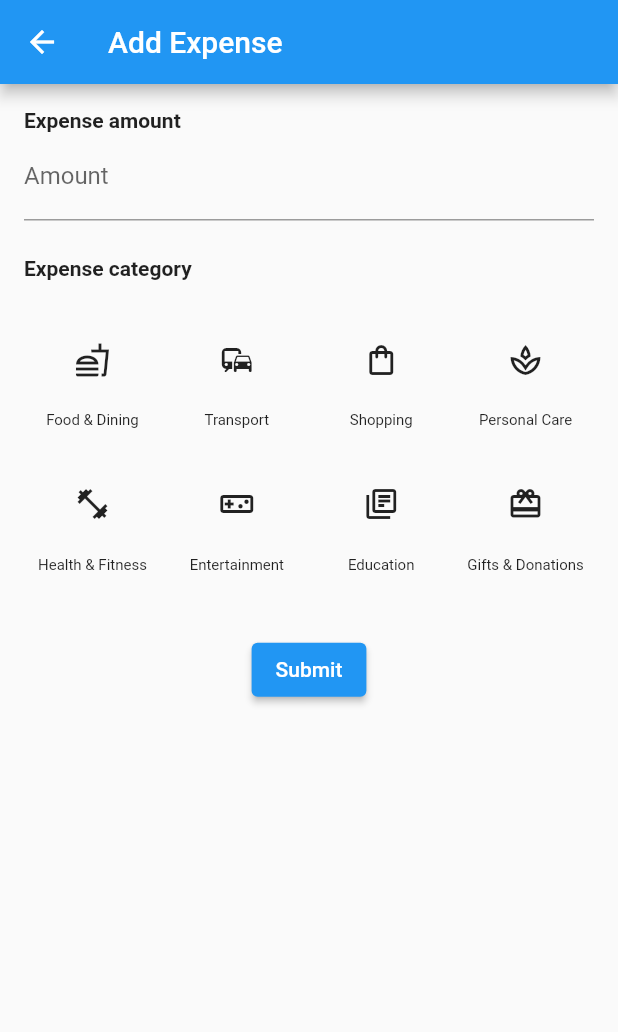
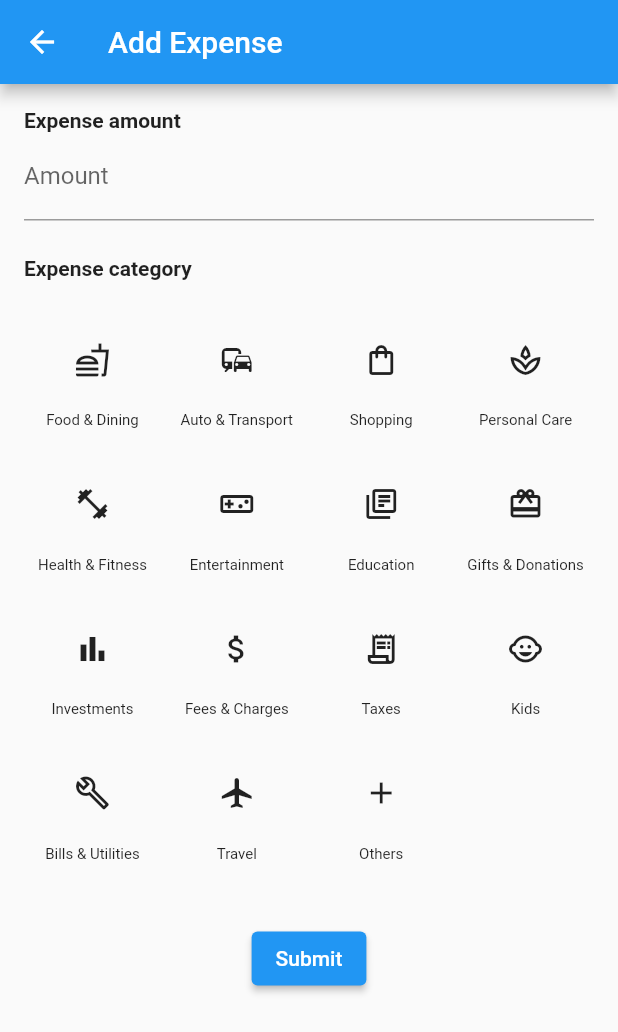
Before and after one commit to cshcsh3/nospend, a Flutter app: the ExpensePage screen opened directly, on a phone screen of 412 x 824 dp. Shown: the top 1032 px of the screen. Run offline on Flutter 3.47's test engine with Material 2 defaults, Android fonts, the phone set to English and light mode, and no system bars; our stand-ins replace sqflite; accounts and stored records are empty.

Commit message:
Add more categories

```diff
--- a/lib/expense_page.dart
+++ b/lib/expense_page.dart
@@ -71,7 +71,7 @@ class ExpensePageState extends State<ExpensePage> {
                   crossAxisCount: 4,
                   children: <Widget>[
                     _category(Icons.fastfood_outlined, 'Food & Dining'),
-                    _category(Icons.commute_outlined, 'Transport'),
+                    _category(Icons.commute_outlined, 'Auto & Transport'),
                     _category(Icons.shopping_bag_outlined, 'Shopping'),
                     _category(Icons.spa_outlined, 'Personal Care'),
                     _category(
@@ -80,6 +80,13 @@ class ExpensePageState extends State<ExpensePage> {
                     _category(Icons.library_books_outlined, 'Education'),
                     _category(
                         Icons.card_giftcard_outlined, 'Gifts & Donations'),
+                    _category(Icons.bar_chart_outlined, 'Investments'),
+                    _category(Icons.attach_money_outlined, 'Fees & Charges'),
+                    _category(Icons.receipt_long_outlined, 'Taxes'),
+                    _category(Icons.child_care_outlined, 'Kids'),
+                    _category(Icons.build_outlined, 'Bills & Utilities'),
+                    _category(Icons.local_airport_outlined, 'Travel'),
+                    _category(Icons.add, 'Others'),
                   ]),
               sizedBoxSpace,
               Center(
```
